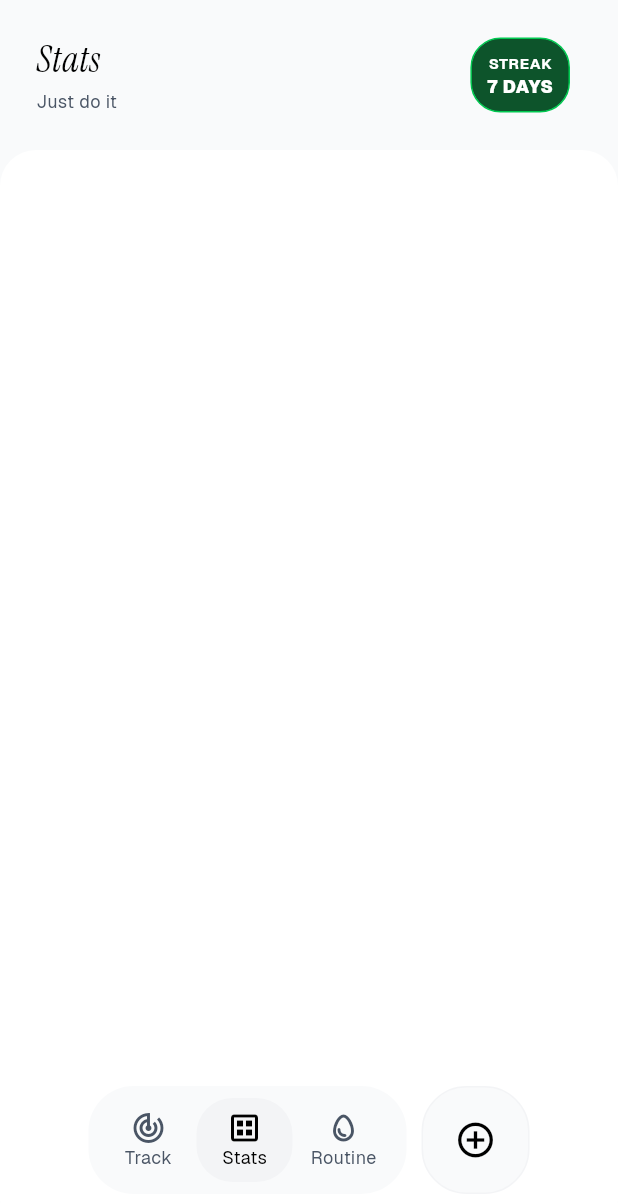
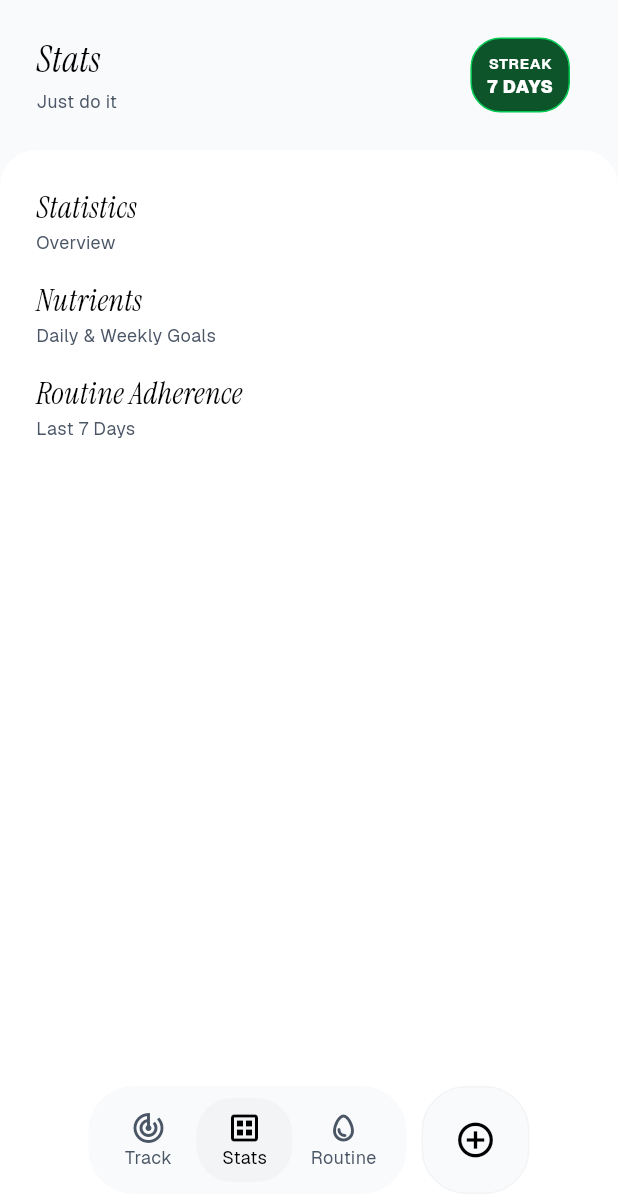
Before and after one commit to theoreticallydark/horizon, a Flutter app: the screen it shows after launch, item 2 of the bottom bar chosen, on a phone screen of 412 x 824 dp. Shown: the top 1203 px of the screen. Run offline on Flutter 3.47's test engine with Material 3 defaults, Android fonts, the phone set to English and light mode, and no system bars; our stand-ins replace isar; accounts and stored records are empty; generated files the repository leaves out were written again; statements that could not run were skipped; project files that could hold a hidden picture were left out.

Commit message:
Title Bar added, DB renamed to TRrackRecord

```diff
--- a/lib/data/services/isar_service.dart
+++ b/lib/data/services/isar_service.dart
@@ -5,7 +5,7 @@ import 'package:path_provider/path_provider.dart';
 import 'package:horizon/data/models/user_profile.dart';
 import 'package:horizon/data/models/nutrient_info.dart';
 import 'package:horizon/data/models/food_source_item.dart';
-import 'package:horizon/data/models/daily_record.dart';
+import 'package:horizon/data/models/track_record.dart';
 import 'package:horizon/data/utils/demographic_lookup.dart';
 
 class IsarService {
@@ -31,7 +31,7 @@ class IsarService {
         UserProfileSchema,
         NutrientInfoSchema,
         FoodSourceItemSchema,
-        DailyRecordSchema,
+        TrackRecordSchema,
       ],
       directory: dir.path,
       name: 'horizon_db',
--- a/lib/horizon/horizon_title_bar.dart
+++ b/lib/horizon/horizon_title_bar.dart
@@ -0,0 +1,62 @@
+import 'package:flutter/material.dart';
+import '../alter/alter.dart';
+
+/// HorizonTitleBar Component
+///
+/// Figma Node: `130:4993` (.HorizonTitleBar)
+/// Layout:
+/// - Direction: Column (crossAxisAlignment: START, itemSpacing: 2.0)
+/// - Title:
+///   - Typography: Instrument Serif, 20px, Italic, 400, LineHeight 28px
+///   - Color: `AlterColors.black` (VariableID:1:5 / `AlterSemanticTokens.textPrimary`)
+/// - Subtitle:
+///   - Typography: Geist, 12px, Regular, 400, LineHeight 16px (`AlterTypography.caption`)
+///   - Color: `AlterColors.colorsGray600` (VariableID:103:9008 / `AlterSemanticTokens.textSecondary`)
+class HorizonTitleBar extends StatelessWidget {
+  /// Version tracking for Alter / Horizon component lifecycle
+  static const String version = '1.1.0'; // Changed layout to vertical (Column) with 2px gap
+
+  final String title;
+  final String? subtitle;
+
+  const HorizonTitleBar({
+    super.key,
+    this.title = 'Title',
+    this.subtitle = 'Subtitle',
+  });
+
+  @override
+  Widget build(BuildContext context) {
+    return Column(
+      mainAxisSize: MainAxisSize.min,
+      crossAxisAlignment: CrossAxisAlignment.start,
+      children: [
+        Text(
+          title,
+          style: const TextStyle(
+            fontFamily: AlterTypography.instrumentSerifFont,
+            fontSize: 20.0,
+            fontWeight: FontWeight.w400,
+            fontStyle: FontStyle.italic,
+            height: 28.0 / 20.0,
+            color: AlterSemanticTokens.textPrimary,
+          ),
+          maxLines: 1,
+          overflow: TextOverflow.ellipsis,
+        ),
+        if (subtitle != null && subtitle!.isNotEmpty) ...[
+          const SizedBox(height: 2.0),
+          Text(
+            subtitle!,
+            style: AlterTypography.caption.copyWith(
+              color: AlterSemanticTokens.textSecondary,
+              height: 16.0 / 12.0,
+            ),
+            maxLines: 1,
+            overflow: TextOverflow.ellipsis,
+          ),
+        ],
+      ],
+    );
+  }
+}
--- a/lib/pages/stats_page.dart
+++ b/lib/pages/stats_page.dart
@@ -1,5 +1,6 @@
 import 'package:flutter/material.dart';
 import '../alter/alter.dart';
+import '../horizon/horizon_title_bar.dart';
 
 class StatsPage extends StatelessWidget {
   const StatsPage({super.key});
@@ -17,7 +18,20 @@ class StatsPage extends StatelessWidget {
       child: Column(
         crossAxisAlignment: CrossAxisAlignment.start,
         spacing: 16,
-        children: const [],
+        children: const [
+          HorizonTitleBar(
+            title: 'Statistics',
+            subtitle: 'Overview',
+          ),
+          HorizonTitleBar(
+            title: 'Nutrients',
+            subtitle: 'Daily & Weekly Goals',
+          ),
+          HorizonTitleBar(
+            title: 'Routine Adherence',
+            subtitle: 'Last 7 Days',
+          ),
+        ],
       ),
     );
   }
```
Also changed, not shown: lib/data/models/track_record.dart (renamed from lib/data/models/daily_record.dart, +6 -6 lines), lib/data/services/nutrition_tracking_service.dart (+9 -9 lines), lib/data/models/track_record.g.dart.
